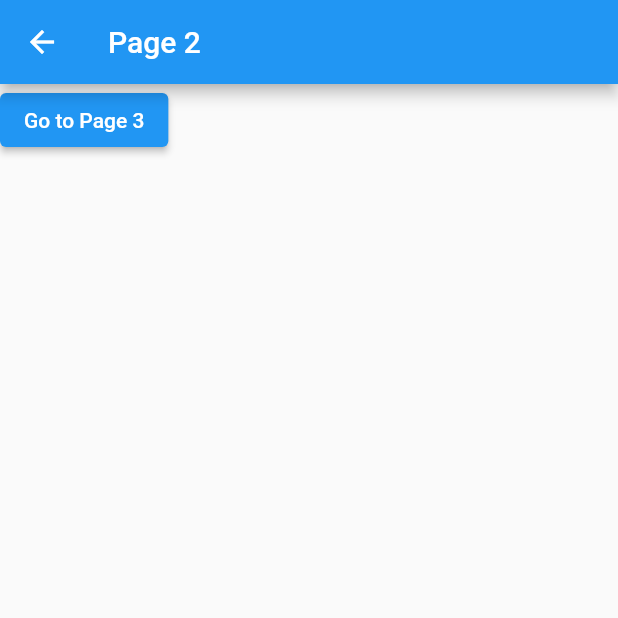
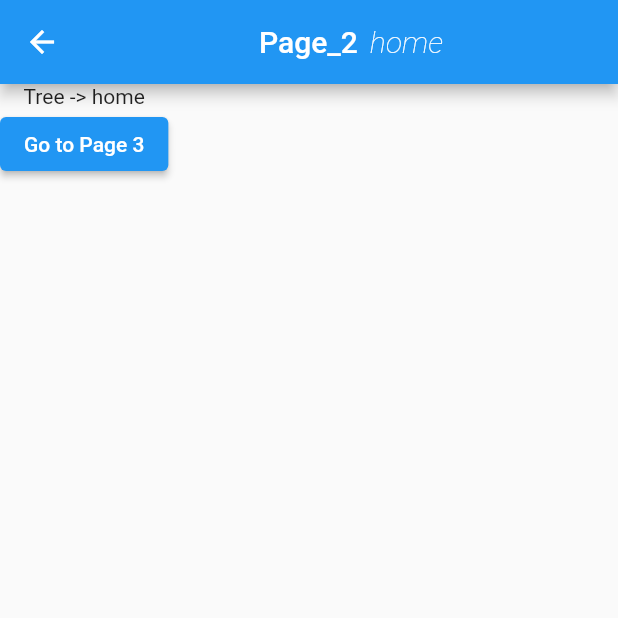
Before and after one commit to vmquintanasnow/navigator2, a Flutter app: the Page2 screen opened directly, after a tap on "Go to Page 3", on a phone screen of 412 x 824 dp, the top half of it. Run offline on Flutter 3.47's test engine with Material 2 defaults, Android fonts, the phone set to English and light mode, and no system bars.

Commit message:
Update: improve navigation layer

```diff
--- /dev/null
+++ b/lib/app_navigator.dart
@@ -0,0 +1,134 @@
+import 'package:flutter/material.dart';
+
+part 'navigation_layer.dart';
+
+class AppNavigator {
+  //Singleton stuffs
+  static final AppNavigator _singleton = AppNavigator._internal();
+
+  AppNavigator._internal();
+
+  factory AppNavigator() {
+    return _singleton;
+  }
+
+  //Pages notifier
+  ValueNotifier<List<Page>> pages = ValueNotifier(<Page>[]);
+
+  //Navigation methods
+  void push(
+    Widget widget, {
+    bool fullScreenDialog = false,
+    required String name,
+  }) {
+    pages.value = List.from(pages.value)
+      ..add(BasicPage(
+        widget: widget,
+        fullScreenDialog: fullScreenDialog,
+        name: name,
+      ));
+  }
+
+  void pushAndReplaceAllStack(
+    Widget widget, {
+    bool fullScreenDialog = false,
+    required String name,
+  }) {
+    pages.value = [
+      BasicPage(
+        widget: widget,
+        fullScreenDialog: fullScreenDialog,
+        name: name,
+      )
+    ];
+  }
+
+  void popUntilNamed(String path) {
+    if (pages.value.any((element) => element.name == path)) {
+      final List<Page> pagesCopy = List.from(pages.value);
+      while (pagesCopy.last.name != path) {
+        pagesCopy.removeLast();
+      }
+      pages.value = pagesCopy;
+    }
+  }
+
+  void pop() {
+    if (pages.value.length > 1) {
+      pages.value = List.from(pages.value)..removeLast();
+    }
+  }
+
+  void pushReplacement(
+    Widget widget, {
+    required String name,
+  }) {
+    pages.value = List.from(pages.value)
+      ..last = BasicPage(
+        widget: widget,
+        name: name,
+        fullScreenDialog: false,
+      );
+  }
+
+  void replacement(
+    Widget widget, {
+    required String name,
+    required String target,
+  }) {
+    final targetIndex = pages.value.indexWhere((element) => element.name == target);
+    if (targetIndex >= 0) {
+      final List<Page> pagesCopy = List.from(pages.value);
+      pagesCopy[targetIndex] = BasicPage(
+        widget: widget,
+        name: name,
+        fullScreenDialog: false,
+      );
+
+      pages.value = pagesCopy;
+    }
+  }
+
+  //Aux
+  String? get currentPath {
+    return pages.value.last.name;
+  }
+
+  Iterable<String> get navigationTree {
+    return pages.value.map((page) => page.name ?? 'nameLess page');
+  }
+}
+
+class AppPage extends Page {
+  final Widget child;
+
+  const AppPage({required String name, required this.child}) : super(name: name);
+
+  @override
+  Route createRoute(BuildContext context) {
+    return MaterialPageRoute(
+      settings: this,
+      builder: (context) => child,
+    );
+  }
+}
+
+class BasicPage extends Page<dynamic> {
+  BasicPage({
+    required this.widget,
+    required String name,
+    this.fullScreenDialog,
+  }) : super(key: UniqueKey(), name: name);
+
+  final Widget widget;
+  final bool? fullScreenDialog;
+
+  @override
+  Route<dynamic> createRoute(BuildContext context) {
+    return MaterialPageRoute(
+      settings: this,
+      fullscreenDialog: fullScreenDialog ?? false,
+      builder: (context) => widget,
+    );
+  }
+}
--- a/lib/main.dart
+++ b/lib/main.dart
@@ -1,4 +1,6 @@
 import 'package:flutter/material.dart';
+
+import 'app_navigator.dart';
 
 void main() {
   runApp(MyApp());
@@ -13,145 +15,54 @@ class MyApp extends StatelessWidget {
       theme: ThemeData(
         primarySwatch: Colors.blue,
       ),
-      home: NavigationLayer(),
+      home: NavigationLayer(
+        initPage: Page1(),
+        initPath: Page1.route,
+      ),
     );
   }
 }
 
-class NavigationLayer extends StatefulWidget {
-  @override
-  _NavigationLayerState createState() => _NavigationLayerState();
-}
+class Page1 extends StatelessWidget {
+  static const String route = 'home';
 
-class _NavigationLayerState extends State<NavigationLayer> {
-  List<Page<Object>> pages = <Page>[];
-
-  @override
-  void initState() {
-    CustomNavigator().pages = [BasePage(name: 'page1', widget: Pape1())];
-    pages = [...CustomNavigator().pages];
-
-    CustomNavigator().addListener(() {
-      setState(() {
-        pages = [...CustomNavigator().pages];
-      });
-    });
-    super.initState();
-  }
-
-  @override
-  Widget build(BuildContext context) {
-    return Navigator(
-      pages: pages,
-      onPopPage: (route, result) {
-        if (route.didPop(result)) {
-          CustomNavigator().pop();
-          return true;
-        } else {
-          return false;
-        }
-      },
-    );
-  }
-}
-
-class CustomNavigator extends ChangeNotifier {
-  static final CustomNavigator _singleton = CustomNavigator._internal();
-  List<Page<Object>> pages = <Page>[];
-
-  void push(
-    Widget widget, {
-    bool fullScreenDialog = false,
-    @required String name,
-  }) {
-    pages.add(BasePage(
-      widget: widget,
-      fullScreenDialog: fullScreenDialog,
-      name: name,
-    ));
-    notifyListeners();
-  }
-
-  void pushAndReplaceAllStack(
-    Widget widget, {
-    bool fullScreenDialog = false,
-    @required String name,
-  }) {
-    pages = [
-      BasePage(
-        widget: widget,
-        fullScreenDialog: fullScreenDialog,
-        name: name,
-      )
-    ];
-    notifyListeners();
-  }
-
-  void pop() {
-    pages.removeLast();
-    notifyListeners();
-  }
-
-  void popUntil(String routeName) {
-    int i = pages.length - 1;
-    while (i >= 0 && pages[i].name != routeName) {
-      pages.removeLast();
-      i--;
-    }
-    notifyListeners();
-  }
-
-  void pushReplacement(
-    Widget widget, {
-    bool fullScreenDialog = false,
-    @required String name,
-  }) {
-    pages.last = BasePage(
-      widget: widget,
-      fullScreenDialog: fullScreenDialog,
-      name: name,
-    );
-    notifyListeners();
-  }
-
-  factory CustomNavigator() {
-    return _singleton;
-  }
-
-  CustomNavigator._internal();
-}
-
-class BasePage extends Page {
-  BasePage({
-    @required this.widget,
-    @required String name,
-    this.fullScreenDialog = false,
-  }) : super(key: ValueKey(name), name: name);
-
-  final Widget widget;
-  final bool fullScreenDialog;
-
-  @override
-  Route createRoute(BuildContext context) {
-    return MaterialPageRoute(
-      settings: this,
-      fullscreenDialog: fullScreenDialog,
-      builder: (context) => widget,
-    );
-  }
-}
-
-class Pape1 extends StatelessWidget {
   @override
   Widget build(BuildContext context) {
     return Scaffold(
       appBar: AppBar(
-        title: Text('Page 1'),
+        title: Row(
+          mainAxisAlignment: MainAxisAlignment.center,
+          children: [
+            Text('Page_1'),
+            Padding(
+              padding: const EdgeInsets.only(left: 8.0),
+              child: Text(
+                AppNavigator().currentPath ?? 'no path',
+                style: TextStyle(fontStyle: FontStyle.italic, fontWeight: FontWeight.w200),
+              ),
+            ),
+          ],
+        ),
       ),
       body: Container(
-        child: ElevatedButton(
-          child: Text('Go to Page 2'),
-          onPressed: () => CustomNavigator().push(Page2(), name: 'page2'),
+        child: Column(
+          children: [
+            Text(AppNavigator().navigationTree.fold('Tree', (initial, value) => '$initial -> $value')),
+            ElevatedButton(
+              child: Text('Go to Page 2'),
+              onPressed: () => AppNavigator().push(Page2(), name: Page2.route),
+            ),
+            ElevatedButton(
+              child: Text('Push replacement'),
+              onPressed: () => AppNavigator().pushAndReplaceAllStack(Page2(), name: Page2.route),
+            ),
+            ElevatedButton(
+              child: Text('Go to Page 2'),
+              onPressed: () => Navigator.of(context).push(
+                MaterialPageRoute(builder: (context) => Page2()),
+              ),
+            ),
+          ],
         ),
       ),
     );
@@ -159,16 +70,35 @@ class Pape1 extends StatelessWidget {
 }
 
 class Page2 extends StatelessWidget {
+  static const String route = 'page2';
+
   @override
   Widget build(BuildContext context) {
     return Scaffold(
       appBar: AppBar(
-        title: Text('Page 2'),
+        title: Row(
+          mainAxisAlignment: MainAxisAlignment.center,
+          children: [
+            Text('Page_2'),
+            Padding(
+              padding: const EdgeInsets.only(left: 8.0),
+              child: Text(
+                AppNavigator().currentPath ?? 'no path',
+                style: TextStyle(fontStyle: FontStyle.italic, fontWeight: FontWeight.w200),
+              ),
+            ),
+          ],
+        ),
       ),
       body: Container(
-        child: ElevatedButton(
-          child: Text('Go to Page 3'),
-          onPressed: () => CustomNavigator().push(Page3(), name: 'page3'),
+        child: Column(
+          children: [
+            Text(AppNavigator().navigationTree.fold('Tree', (initial, value) => '$initial -> $value')),
+            ElevatedButton(
+              child: Text('Go to Page 3'),
+              onPressed: () => AppNavigator().push(Page3(), name: Page3.route),
+            ),
+          ],
         ),
       ),
     );
@@ -176,16 +106,41 @@ class Page2 extends StatelessWidget {
 }
 
 class Page3 extends StatelessWidget {
+  static const String route = 'page3';
+
   @override
   Widget build(BuildContext context) {
     return Scaffold(
       appBar: AppBar(
-        title: Text('Page 3'),
+        title: Row(
+          mainAxisAlignment: MainAxisAlignment.center,
+          children: [
+            Text('Page_3'),
+            Padding(
+              padding: const EdgeInsets.only(left: 8.0),
+              child: Text(
+                AppNavigator().currentPath ?? 'no path',
+                style: TextStyle(fontStyle: FontStyle.italic, fontWeight: FontWeight.w200),
+              ),
+            ),
+          ],
+        ),
       ),
       body: Container(
-        child: ElevatedButton(
-          child: Text('Go to Page1'),
-          onPressed: () => CustomNavigator().popUntil('page1'),
+        child: Column(
+          children: [
+            Text(AppNavigator().navigationTree.fold('Tree', (initial, value) => '$initial -> $value')),
+            ElevatedButton(
+              child: Text('Go to Page1'),
+              onPressed: () => AppNavigator().popUntilNamed(Page1.route),
+            ),
+            ElevatedButton(
+              child: Text('Action'),
+              onPressed: () {
+                Navigator.of(context).pop();
+              },
+            ),
+          ],
         ),
       ),
     );
--- a/pubspec.yaml
+++ b/pubspec.yaml
@@ -18,7 +18,7 @@ publish_to: 'none' # Remove this line if you wish to publish to pub.dev
 version: 1.0.0+1
 
 environment:
-  sdk: ">=2.7.0 <3.0.0"
+  sdk: '>=2.12.0 <3.0.0'
 
 dependencies:
   flutter:
```
Also changed, not shown: lib/navigation_layer.dart (added, +32 -0 lines), 4 other files.
